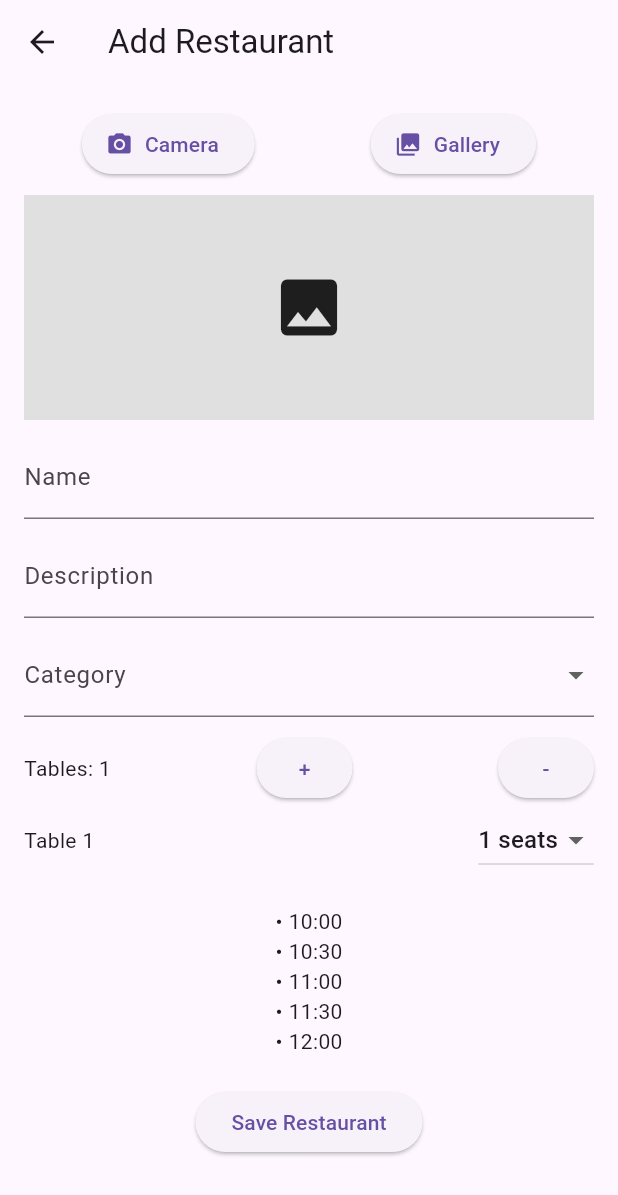
After one commit to Fady751/Flutter-Restaurant, a Flutter app: the HomePage screen opened directly, after a tap on the "add" icon, on a phone screen of 412 x 824 dp. The commit adds this screen. Shown: the top 1195 px of the screen. Run offline on Flutter 3.47's test engine with Material 3 defaults, Android fonts, the phone set to English and light mode, and no system bars; our stand-ins replace cloud_firestore, firebase_auth, firebase_core, firebase_storage, flutter_dotenv, geolocator and 1 more; accounts and stored records are empty.

Commit message:
home, add restaurant(not work for photo)

```diff
--- a/lib/Screens/Auth/login.dart
+++ b/lib/Screens/Auth/login.dart
@@ -3,6 +3,7 @@ import 'package:flutter_dotenv/flutter_dotenv.dart';
 import 'dart:convert';
 import 'package:http/http.dart' as http;
 import 'signup.dart';
+import '../Home.dart';
 
 final String APP_URL = dotenv.env['APP_URL']!;
 final String APIKEY = dotenv.env['APIKEY']!;
@@ -47,6 +48,10 @@ class _LoginPageState extends State<LoginPage> {
       ).showSnackBar(SnackBar(content: Text("$errorMessage")));
       return;
     }
+    Navigator.push(
+      context,
+      MaterialPageRoute(builder: (context) => HomePage()),
+    );
     // print("BODY: ${response.body}");
   }
 
--- a/lib/Screens/Home.dart
+++ b/lib/Screens/Home.dart
@@ -0,0 +1,216 @@
+import 'dart:convert'; // For jsonEncode
+import 'package:flutter/material.dart';
+import 'package:cloud_firestore/cloud_firestore.dart';
+import './restaurant/restaurant_page.dart'; // Make sure this exists
+
+class HomePage extends StatefulWidget {
+  const HomePage({super.key});
+
+  @override
+  State<HomePage> createState() => _HomePageState();
+}
+
+class _HomePageState extends State<HomePage> {
+  final FirebaseFirestore firestore = FirebaseFirestore.instance;
+
+  void goToAddRestaurant() {
+    Navigator.push(
+      context,
+      MaterialPageRoute(builder: (_) => AddRestaurantPage()),
+    ).then((_) {
+      setState(() {});
+    });
+  }
+
+  void goToRestaurantDetails(DocumentSnapshot restaurant) {
+    Navigator.push(
+      context,
+      MaterialPageRoute(
+        builder: (_) => RestaurantDetailsPage(restaurantId: restaurant.id),
+      ),
+    );
+  }
+
+  @override
+  Widget build(BuildContext context) {
+    return Scaffold(
+      appBar: AppBar(
+        title: Text("Vendor Home"),
+        actions: [
+          IconButton(
+            icon: Icon(Icons.add),
+            onPressed: goToAddRestaurant,
+          )
+        ],
+      ),
+      body: StreamBuilder<QuerySnapshot>(
+        stream: firestore.collection("restaurants").snapshots(),
+        builder: (context, snapshot) {
+          if (snapshot.connectionState == ConnectionState.waiting) {
+            return Center(child: CircularProgressIndicator());
+          }
+          if (!snapshot.hasData || snapshot.data!.docs.isEmpty) {
+            return Center(child: Text("No restaurants added yet."));
+          }
+
+          final restaurants = snapshot.data!.docs;
+
+          final restaurantDataList = restaurants
+              .map((doc) => doc.data() as Map<String, dynamic>)
+              .toList();
+          // print("restaurants: ${jsonEncode(restaurantDataList)}");
+
+          return ListView.builder(
+            itemCount: restaurants.length,
+            itemBuilder: (context, index) {
+              final restaurant = restaurants[index];
+              final data = restaurant.data() as Map<String, dynamic>;
+
+              print("data['categories']: ${data['categories']}");
+
+              return Card(
+                margin: EdgeInsets.all(8),
+                child: ListTile(
+                  leading: data['photoUrl'] != null
+                      ? Image.network(
+                          data['photoUrl'],
+                          width: 60,
+                          height: 60,
+                          fit: BoxFit.cover,
+                        )
+                      : Container(width: 60, height: 60, color: Colors.grey),
+                  title: Text(data['name'] ?? "No Name"),
+                  // subtitle: data['categories'] != null &&
+                  //         (data['categories'] as List).isNotEmpty
+                  //     ? Text(data['categories'][0])
+                  //     : Text("No Category"),
+                  trailing: Icon(Icons.arrow_forward_ios),
+                  onTap: () => goToRestaurantDetails(restaurant),
+                ),
+              );
+            },
+          );
+        },
+      ),
+    );
+  }
+}
+
+class RestaurantDetailsPage extends StatelessWidget {
+  final String restaurantId;
+
+  const RestaurantDetailsPage({super.key, required this.restaurantId});
+
+  @override
+  Widget build(BuildContext context) {
+    return Scaffold(
+      appBar: AppBar(title: Text("Restaurant Details")),
+      body: StreamBuilder<DocumentSnapshot>(
+        stream: FirebaseFirestore.instance
+            .collection("restaurants")
+            .doc(restaurantId)
+            .snapshots(),
+        builder: (context, snapshot) {
+          if (snapshot.connectionState == ConnectionState.waiting) {
+            return Center(child: CircularProgressIndicator());
+          }
+
+          if (!snapshot.hasData || !snapshot.data!.exists) {
+            return Center(child: Text("Restaurant not found"));
+          }
+
+          final data = snapshot.data!.data() as Map<String, dynamic>;
+
+          final tables = data['tables'] as List<dynamic>? ?? [];
+          final timeSlots = data['timeSlots'] as List<dynamic>? ?? [];
+          final categories = data['categories'] as List<dynamic>? ?? [];
+          final location = data['location'] as Map<String, dynamic>?;
+
+          print("data['photoUrl']: ${data['photoUrl']}");
+
+          return SingleChildScrollView(
+            padding: EdgeInsets.all(16),
+            child: Column(
+              crossAxisAlignment: CrossAxisAlignment.start,
+              children: [
+                // Photo
+                if (data['photoUrl'] != null)
+                  Center(
+                    child: Image.network(
+                      data['photoUrl'],
+                      width: double.infinity,
+                      height: 200,
+                      fit: BoxFit.cover,
+                    ),
+                  ),
+                SizedBox(height: 16),
+
+                // Name
+                Text(
+                  "Name: ${data['name'] ?? 'No name'}",
+                  style: TextStyle(fontSize: 22, fontWeight: FontWeight.bold),
+                ),
+                SizedBox(height: 8),
+
+                // Description
+                Text(
+                  "Description: ${data['description'] ?? 'No description'}",
+                  style: TextStyle(fontSize: 16),
+                ),
+                SizedBox(height: 8),
+
+                // Categories
+                Text(
+                  "Categories: ${categories.isNotEmpty ? categories.join(', ') : 'No category'}",
+                  style: TextStyle(fontSize: 16),
+                ),
+                SizedBox(height: 8),
+
+                // Location
+                if (location != null)
+                  Text(
+                    "Location: Lat ${location['lat']}, Lng ${location['lng']}",
+                    style: TextStyle(fontSize: 16),
+                  ),
+                SizedBox(height: 16),
+
+                // Time slots
+                Text(
+                  "Time Slots:",
+                  style: TextStyle(fontSize: 18, fontWeight: FontWeight.bold),
+                ),
+                if (timeSlots.isNotEmpty)
+                  ...timeSlots.map((slot) => Text("- $slot")).toList()
+                else
+                  Text("No time slots available"),
+                SizedBox(height: 16),
+
+                // Tables & bookings
+                Text(
+                  "Tables & Bookings:",
+                  style: TextStyle(fontSize: 18, fontWeight: FontWeight.bold),
+                ),
+                if (tables.isNotEmpty)
+                  ...tables.map((table) {
+                    final t = table as Map<String, dynamic>;
+                    final reservations = t['reservations'] as List<dynamic>? ?? [];
+                    return Card(
+                      margin: EdgeInsets.symmetric(vertical: 4),
+                      child: ListTile(
+                        title: Text("Table ${t['tableId']} - Seats: ${t['seats']}"),
+                        subtitle: reservations.isNotEmpty
+                            ? Text("Booked: ${reservations.join(', ')}")
+                            : Text("No bookings"),
+                      ),
+                    );
+                  }).toList()
+                else
+                  Text("No tables available"),
+              ],
+            ),
+          );
+        },
+      ),
+    );
+  }
+}
--- /dev/null
+++ b/lib/Screens/restaurant/restaurant_page.dart
@@ -0,0 +1,263 @@
+import 'package:flutter/material.dart';
+import 'package:image_picker/image_picker.dart';
+import 'dart:io';
+import 'package:cloud_firestore/cloud_firestore.dart';
+import 'package:firebase_storage/firebase_storage.dart';
+import 'package:geolocator/geolocator.dart';
+
+class AddRestaurantPage extends StatefulWidget {
+  const AddRestaurantPage({super.key});
+
+  @override
+  _AddRestaurantPageState createState() => _AddRestaurantPageState();
+}
+
+class _AddRestaurantPageState extends State<AddRestaurantPage> {
+  final TextEditingController nameController = TextEditingController();
+  final TextEditingController descController = TextEditingController();
+  final List<String> timeSlots = ["10:00", "10:30", "11:00", "11:30", "12:00"];
+
+  File? selectedImage;
+  String? selectedCategory;
+  List<String> categories = [];
+
+  int tablesCount = 1;
+  List<int> tableSeats = [1];
+
+  double? lat;
+  double? lng;
+
+  @override
+  void initState() {
+    super.initState();
+    loadCategories();
+    getCurrentLocation();
+  }
+
+  Future<void> loadCategories() async {
+    final result = await FirebaseFirestore.instance.collection("categories").get();
+    setState(() {
+      categories = result.docs.isEmpty
+          ? ["Uncategorized", "Fast Food", "Fine Dining", "Cafe"]
+          : result.docs.map((e) => e['name'] as String).toList();
+    });
+  }
+
+  Future<void> getCurrentLocation() async {
+    bool serviceEnabled = await Geolocator.isLocationServiceEnabled();
+    if (!serviceEnabled) {
+      await Geolocator.openLocationSettings();
+      return;
+    }
+
+    LocationPermission permission = await Geolocator.checkPermission();
+    if (permission == LocationPermission.denied) {
+      permission = await Geolocator.requestPermission();
+      if (permission == LocationPermission.denied) return;
+    }
+    if (permission == LocationPermission.deniedForever) return;
+
+    var pos = await Geolocator.getCurrentPosition();
+    setState(() {
+      lat = pos.latitude;
+      lng = pos.longitude;
+    });
+  }
+
+  Future<void> pickImage(ImageSource source) async {
+    final ImagePicker picker = ImagePicker();
+    final XFile? img = await picker.pickImage(source: source);
+    if (img != null) {
+      setState(() => selectedImage = File(img.path));
+    }
+  }
+
+  // Upload image to Firebase Storage
+  Future<String?> uploadImage(File image) async {
+    try {
+      final fileName = DateTime.now().millisecondsSinceEpoch.toString();
+      final ref = FirebaseStorage.instance.ref().child('restaurant_images/$fileName');
+      await ref.putFile(image);
+      return await ref.getDownloadURL();
+    } catch (e) {
+      print("Image upload error: $e");
+      return null;
+    }
+  }
+
+  Future<void> saveRestaurant() async {
+    if (nameController.text.isEmpty || selectedCategory == null) {
+      ScaffoldMessenger.of(context).showSnackBar(
+        const SnackBar(content: Text("Please enter name and select category")),
+      );
+      return;
+    }
+
+    if (selectedImage == null) {
+      ScaffoldMessenger.of(context).showSnackBar(
+        const SnackBar(content: Text("Please select an image")),
+      );
+      return;
+    }
+
+    final imageUrl = await uploadImage(selectedImage!);
+    if (imageUrl == null) {
+      ScaffoldMessenger.of(context).showSnackBar(
+        const SnackBar(content: Text("Failed to upload image")),
+      );
+      return;
+    }
+
+    final restaurantData = {
+      "name": nameController.text,
+      "description": descController.text,
+      "categories": [selectedCategory],
+      "tables": List.generate(
+        tablesCount,
+        (idx) => {"tableId": idx + 1, "seats": tableSeats[idx]},
+      ),
+      "timeSlots": timeSlots,
+      "location": {"lat": lat, "lng": lng},
+      "photoUrl": imageUrl,
+    };
+
+    await FirebaseFirestore.instance.collection("restaurants").add(restaurantData);
+
+    ScaffoldMessenger.of(context).showSnackBar(
+      const SnackBar(content: Text("Restaurant Added Successfully")),
+    );
+
+    // Clear form
+    nameController.clear();
+    descController.clear();
+    setState(() {
+      selectedImage = null;
+      selectedCategory = null;
+      tablesCount = 1;
+      tableSeats = [1];
+    });
+  }
+
+  @override
+  Widget build(BuildContext context) {
+    return Scaffold(
+      appBar: AppBar(title: const Text("Add Restaurant")),
+      body: SingleChildScrollView(
+        padding: const EdgeInsets.all(16),
+        child: Column(
+          children: [
+            Row(
+              mainAxisAlignment: MainAxisAlignment.spaceAround,
+              children: [
+                ElevatedButton.icon(
+                  onPressed: () => pickImage(ImageSource.camera),
+                  icon: const Icon(Icons.camera_alt),
+                  label: const Text("Camera"),
+                ),
+                ElevatedButton.icon(
+                  onPressed: () => pickImage(ImageSource.gallery),
+                  icon: const Icon(Icons.photo_library),
+                  label: const Text("Gallery"),
+                ),
+              ],
+            ),
+            const SizedBox(height: 10),
+            Container(
+              height: 150,
+              width: double.infinity,
+              color: Colors.grey[300],
+              child: selectedImage == null
+                  ? const Icon(Icons.image, size: 50)
+                  : Image.file(selectedImage!, fit: BoxFit.cover),
+            ),
+            const SizedBox(height: 10),
+
+            TextField(
+              controller: nameController,
+              decoration: const InputDecoration(labelText: "Name"),
+            ),
+            const SizedBox(height: 10),
+            TextField(
+              controller: descController,
+              decoration: const InputDecoration(labelText: "Description"),
+            ),
+            const SizedBox(height: 10),
+
+            DropdownButtonFormField<String>(
+              value: selectedCategory,
+              items: categories
+                  .map((e) => DropdownMenuItem(value: e, child: Text(e)))
+                  .toList(),
+              onChanged: (v) => setState(() => selectedCategory = v),
+              decoration: const InputDecoration(labelText: "Category"),
+            ),
+            const SizedBox(height: 10),
+
+            Row(
+              mainAxisAlignment: MainAxisAlignment.spaceBetween,
+              children: [
+                Text("Tables: $tablesCount"),
+                ElevatedButton(
+                  onPressed: () {
+                    if (tablesCount < 20) {
+                      setState(() {
+                        tablesCount++;
+                        tableSeats.add(1);
+                      });
+                    }
+                  },
+                  child: const Text("+"),
+                ),
+                ElevatedButton(
+                  onPressed: () {
+                    if (tablesCount > 1) {
+                      setState(() {
+                        tablesCount--;
+                        tableSeats.removeLast();
+                      });
+                    }
+                  },
+                  child: const Text("-"),
+                ),
+              ],
+            ),
+
+            Column(
+              children: List.generate(tablesCount, (index) {
+                return Row(
+                  mainAxisAlignment: MainAxisAlignment.spaceBetween,
+                  children: [
+                    Text("Table ${index + 1}"),
+                    DropdownButton<int>(
+                      value: tableSeats[index],
+                      items: List.generate(
+                        6,
+                        (i) => DropdownMenuItem(
+                            value: i + 1, child: Text("${i + 1} seats")),
+                      ),
+                      onChanged: (v) {
+                        setState(() => tableSeats[index] = v!);
+                      },
+                    ),
+                  ],
+                );
+              }),
+            ),
+
+            const SizedBox(height: 20),
+            Column(
+              crossAxisAlignment: CrossAxisAlignment.start,
+              children: timeSlots.map((e) => Text("• $e")).toList(),
+            ),
+            const SizedBox(height: 20),
+
+            ElevatedButton(
+              onPressed: saveRestaurant,
+              child: const Text("Save Restaurant"),
+            ),
+          ],
+        ),
+      ),
+    );
+  }
+}
--- a/pubspec.yaml
+++ b/pubspec.yaml
@@ -37,6 +37,12 @@ dependencies:
   # The following adds the Cupertino Icons font to your application.
   # Use with the CupertinoIcons class for iOS style icons.
   cupertino_icons: ^1.0.8
+  cloud_firestore: ^6.1.0
+  geolocator: ^14.0.2
+  image_picker: ^1.2.1
+  geocoding: ^4.0.0
+  google_maps_flutter: ^2.14.0
+  firebase_storage: ^13.0.4
 
 dev_dependencies:
   flutter_test:
```
Also changed, not shown: pubspec.lock, 1 other file.
